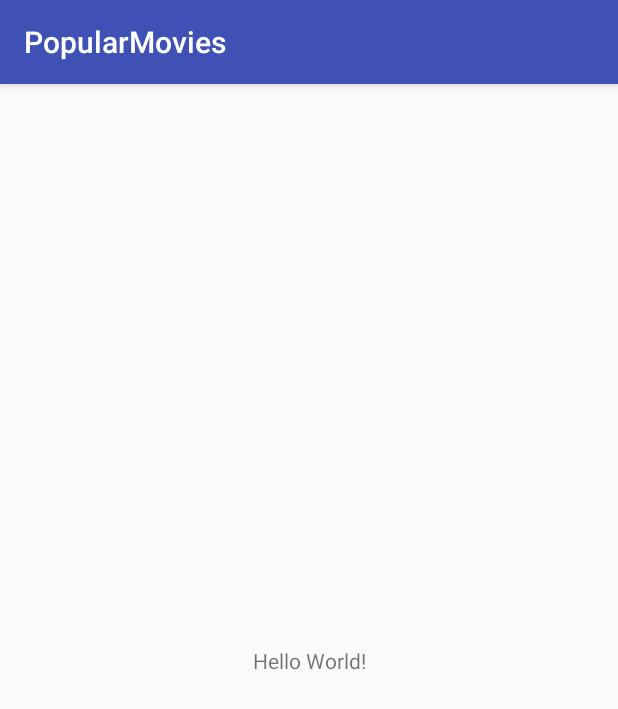
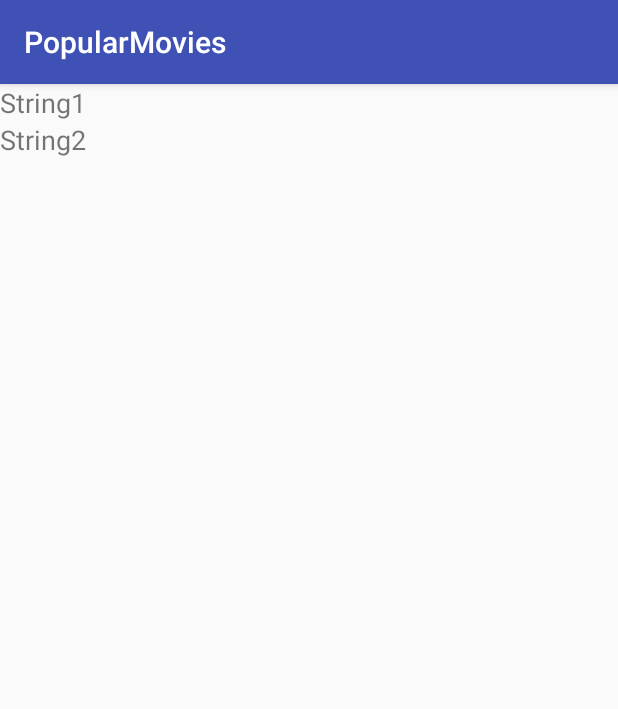
Before and after one commit to parthkothari/PopularMovies, an Android app: the screen it shows after launch (MainActivity), on a phone screen of 412 x 824 dp. Shown: the top 709 px of the screen. Run offline under Robolectric (Android 15) with nearby library versions, the phone set to English and light mode, and no system bars.

Commit message:
feat: Added RecyclerView Framework
Implemented:
1) Basic barebones RecyclerView Framework to display TextViews
2) Datasource is dummy data in this implementation - To be connected to actual data source

```diff
--- a/app/build.gradle
+++ b/app/build.gradle
@@ -23,10 +23,11 @@ android {
 }
 
 dependencies {
-    implementation fileTree(dir: 'libs', include: ['*.jar'])
+    implementation fileTree(include: ['*.jar'], dir: 'libs')
     implementation 'com.android.support:appcompat-v7:28.0.0'
     implementation 'com.android.support.constraint:constraint-layout:1.1.3'
     testImplementation 'junit:junit:4.12'
     androidTestImplementation 'com.android.support.test:runner:1.0.2'
     androidTestImplementation 'com.android.support.test.espresso:espresso-core:3.0.2'
+    implementation 'com.android.support:recyclerview-v7:28.0.0'
 }
--- a/app/src/main/java/com/parthkothari/popularmovies/MainActivity.java
+++ b/app/src/main/java/com/parthkothari/popularmovies/MainActivity.java
@@ -4,6 +4,8 @@ import android.net.Uri;
 import android.os.AsyncTask;
 import android.os.Bundle;
 import android.support.v7.app.AppCompatActivity;
+import android.support.v7.widget.LinearLayoutManager;
+import android.support.v7.widget.RecyclerView;
 import android.util.Log;
 
 import java.io.IOException;
@@ -15,10 +17,29 @@ import java.util.concurrent.ExecutionException;
 
 public class MainActivity extends AppCompatActivity {
 
+    private RecyclerView mRecyclerView;
+    private RecyclerView.Adapter mAdapter;
+    private RecyclerView.LayoutManager mLayoutManager;
+
+    private String[] myDataset =  {"String1", "String2"};
+
+
     @Override
     protected void onCreate(Bundle savedInstanceState) {
         super.onCreate(savedInstanceState);
         setContentView(R.layout.activity_main);
+
+        mRecyclerView = (RecyclerView) findViewById(R.id.rv_movie_list);
+
+        mRecyclerView.setHasFixedSize(true);
+
+        mLayoutManager = new LinearLayoutManager(this);
+        mRecyclerView.setLayoutManager(mLayoutManager);
+
+        mAdapter = new RecyclerViewAdapter(myDataset);
+        mRecyclerView.setAdapter(mAdapter);
+
+
 
         //Instantiate new instance of our class
         HttpGetRequest getRequest = new HttpGetRequest();
--- /dev/null
+++ b/app/src/main/java/com/parthkothari/popularmovies/RecyclerViewAdapter.java
@@ -0,0 +1,48 @@
+package com.parthkothari.popularmovies;
+
+import android.support.annotation.NonNull;
+import android.support.v7.widget.RecyclerView;
+import android.view.LayoutInflater;
+import android.view.View;
+import android.view.ViewGroup;
+import android.widget.TextView;
+
+public class RecyclerViewAdapter extends RecyclerView.Adapter<RecyclerViewAdapter.viewHolder>{
+    private String[] mDataset;
+
+    public RecyclerViewAdapter(String[] mDataset) {
+        this.mDataset = mDataset;
+    }
+
+
+    @NonNull
+    @Override
+    public viewHolder onCreateViewHolder(@NonNull ViewGroup viewGroup, int i) {
+
+        TextView v = (TextView) LayoutInflater.from(viewGroup.getContext())
+                .inflate(R.layout.movie_card, viewGroup, false);
+
+        viewHolder vh = new viewHolder(v);
+        return vh;
+    }
+
+    @Override
+    public void onBindViewHolder(@NonNull viewHolder viewHolder, int i) {
+        viewHolder.mTextView.setText(mDataset[i]);
+    }
+
+    @Override
+    public int getItemCount() {
+        return mDataset.length;
+    }
+
+    public class viewHolder extends RecyclerView.ViewHolder{
+        private TextView mTextView;
+
+
+        public viewHolder(@NonNull View itemView) {
+            super(itemView);
+            mTextView = (TextView) itemView;
+        }
+    }
+}
--- a/app/src/main/res/layout/activity_main.xml
+++ b/app/src/main/res/layout/activity_main.xml
@@ -1,18 +1,10 @@
 <?xml version="1.0" encoding="utf-8"?>
-<android.support.constraint.ConstraintLayout xmlns:android="http://schemas.android.com/apk/res/android"
+<android.support.v7.widget.RecyclerView xmlns:android="http://schemas.android.com/apk/res/android"
+    android:id="@+id/rv_movie_list"
     xmlns:app="http://schemas.android.com/apk/res-auto"
     xmlns:tools="http://schemas.android.com/tools"
     android:layout_width="match_parent"
     android:layout_height="match_parent"
     tools:context=".MainActivity">
 
-    <TextView
-        android:layout_width="wrap_content"
-        android:layout_height="wrap_content"
-        android:text="Hello World!"
-        app:layout_constraintBottom_toBottomOf="parent"
-        app:layout_constraintLeft_toLeftOf="parent"
-        app:layout_constraintRight_toRightOf="parent"
-        app:layout_constraintTop_toTopOf="parent" />
-
-</android.support.constraint.ConstraintLayout>
+</android.support.v7.widget.RecyclerView>
--- /dev/null
+++ b/app/src/main/res/layout/movie_card.xml
@@ -0,0 +1,6 @@
+<?xml version="1.0" encoding="utf-8"?>
+<TextView xmlns:android="http://schemas.android.com/apk/res/android"
+    android:id="@+id/tv_movie_name"
+    android:layout_width="wrap_content"
+    android:layout_height="wrap_content"
+    android:textSize="18sp" />
```
